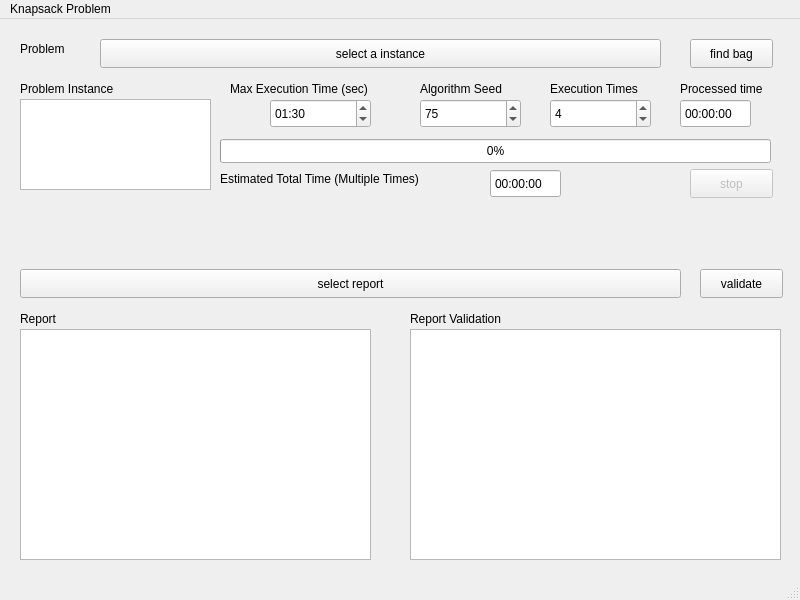
Qt form knapsackwindow.ui (alangomes7/Knapsack-problem) before a commit.
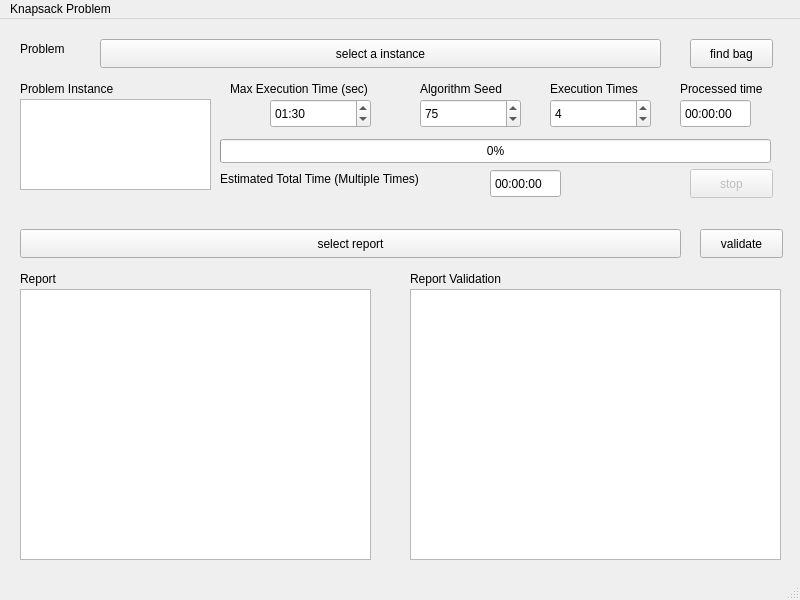
The same form after that commit.

```diff
--- a/knapsackwindow.ui
+++ b/knapsackwindow.ui
@@ -299,7 +299,7 @@
     <property name="geometry">
      <rect>
       <x>20</x>
-      <y>290</y>
+      <y>250</y>
       <width>121</width>
       <height>20</height>
      </rect>
@@ -312,17 +312,20 @@
     <property name="geometry">
      <rect>
       <x>20</x>
-      <y>310</y>
+      <y>270</y>
       <width>351</width>
-      <height>231</height>
+      <height>271</height>
      </rect>
     </property>
+    <property name="readOnly">
+     <bool>true</bool>
+    </property>
    </widget>
    <widget class="QLabel" name="label_bestBagValidation">
     <property name="geometry">
      <rect>
       <x>410</x>
-      <y>290</y>
+      <y>250</y>
       <width>131</width>
       <height>20</height>
      </rect>
@@ -335,17 +338,20 @@
     <property name="geometry">
      <rect>
       <x>410</x>
-      <y>310</y>
+      <y>270</y>
       <width>371</width>
-      <height>231</height>
+      <height>271</height>
      </rect>
     </property>
+    <property name="readOnly">
+     <bool>true</bool>
+    </property>
    </widget>
    <widget class="QPushButton" name="pushButton_reportFile">
     <property name="geometry">
      <rect>
       <x>20</x>
-      <y>250</y>
+      <y>210</y>
       <width>661</width>
       <height>29</height>
      </rect>
@@ -358,7 +364,7 @@
     <property name="geometry">
      <rect>
       <x>700</x>
-      <y>250</y>
+      <y>210</y>
       <width>83</width>
       <height>29</height>
      </rect>
```
Left out of the diff: 3 changed lines with no effect on the pictures.
